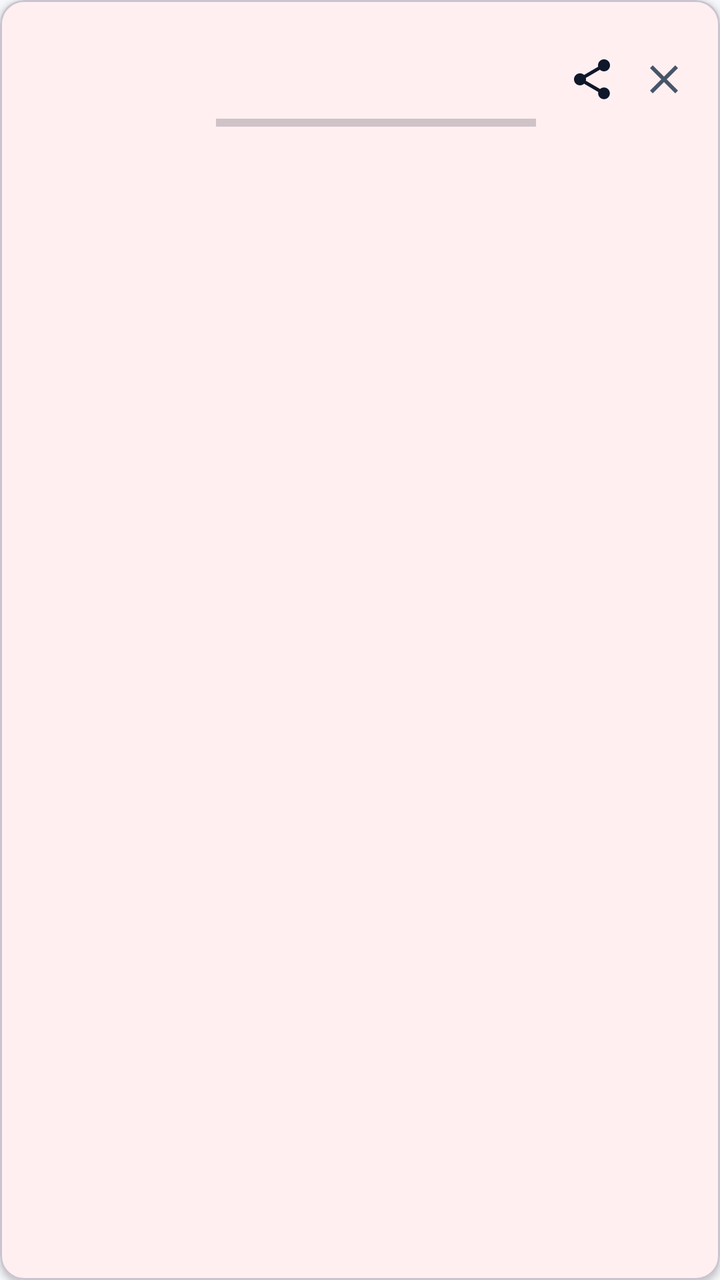
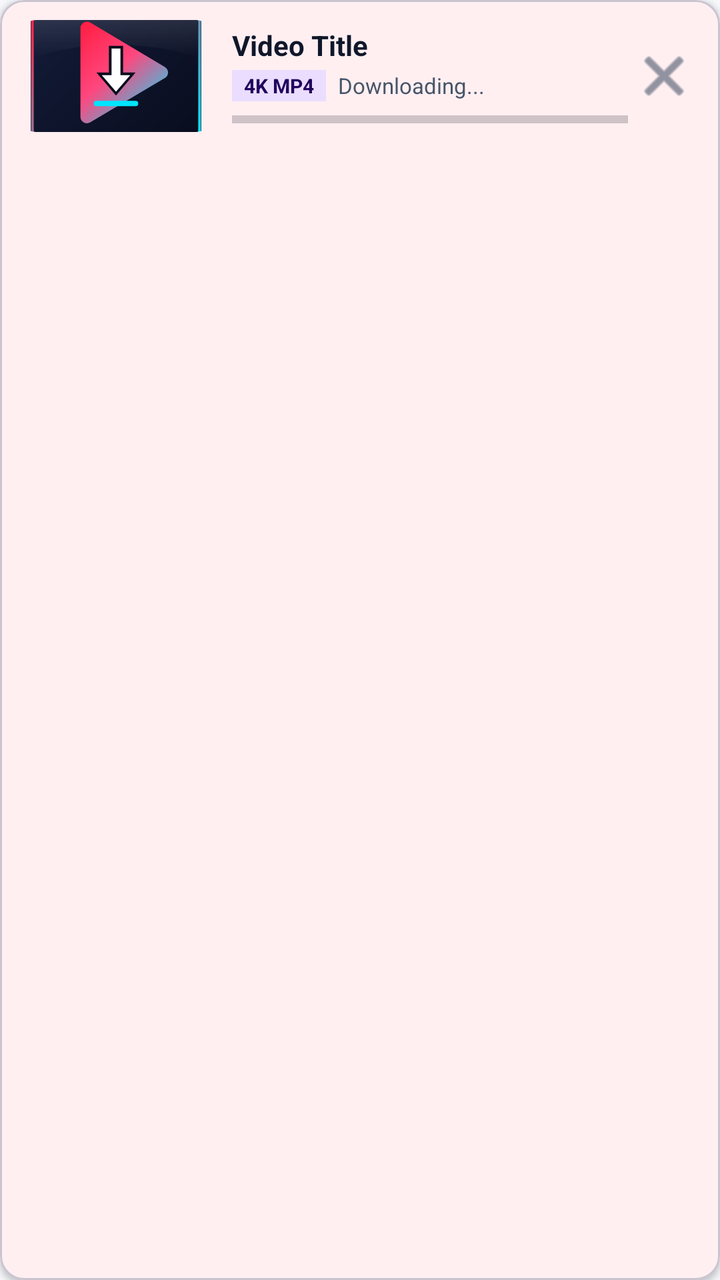

The first picture is an Android layout as it rendered before a commit; the second is the same layout after the commit. The layout source and the unified diff follow.
<!-- AndroidManifest.xml: application theme Theme.YufiPlay -->
<!-- res/layout/item_download.xml -->
<?xml version="1.0" encoding="utf-8"?>
<com.google.android.material.card.MaterialCardView xmlns:android="http://schemas.android.com/apk/res/android"
    xmlns:app="http://schemas.android.com/apk/res-auto"
    android:layout_width="match_parent"
    android:layout_height="wrap_content"
    android:layout_marginTop="8dp"
    app:cardCornerRadius="12dp"
    app:cardElevation="2dp">

    <LinearLayout
        android:layout_width="match_parent"
        android:layout_height="wrap_content"
        android:gravity="center_vertical"
        android:orientation="horizontal"
        android:padding="10dp">

        <ImageView
            android:id="@+id/ivDownloadThumb"
            android:layout_width="88dp"
            android:layout_height="56dp"
            android:contentDescription="@string/download"
            android:scaleType="centerCrop" />

        <LinearLayout
            android:layout_width="0dp"
            android:layout_height="wrap_content"
            android:layout_marginHorizontal="10dp"
            android:layout_weight="1"
            android:orientation="vertical">

            <TextView
                android:id="@+id/tvDownloadTitle"
                android:layout_width="match_parent"
                android:layout_height="wrap_content"
                android:ellipsize="end"
                android:maxLines="1"
                android:textSize="14sp"
                android:textStyle="bold" />

            <TextView
                android:id="@+id/tvDownloadMeta"
                android:layout_width="match_parent"
                android:layout_height="wrap_content"
                android:layout_marginTop="2dp"
                android:textColor="?attr/colorOnSurfaceVariant"
                android:textSize="12sp" />

            <ProgressBar
                android:id="@+id/progressDownload"
                style="?android:attr/progressBarStyleHorizontal"
                android:layout_width="match_parent"
                android:layout_height="wrap_content"
                android:layout_marginTop="6dp"
                android:max="100" />
        </LinearLayout>

        <ImageButton
            android:id="@+id/btnShareFile"
            android:layout_width="36dp"
            android:layout_height="36dp"
            android:background="?attr/selectableItemBackgroundBorderless"
            android:contentDescription="@string/share"
            android:src="@drawable/ic_share" />

        <ImageButton
            android:id="@+id/btnActionFile"
            android:layout_width="36dp"
            android:layout_height="36dp"
            android:background="?attr/selectableItemBackgroundBorderless"
            android:contentDescription="@string/cancel"
            android:src="@drawable/ic_clear" />
    </LinearLayout>

</com.google.android.material.card.MaterialCardView>
<!-- resources referenced by this layout -->
<resources>
  <!-- drawable ic_clear (drawable) -->
  <vector xmlns:android="http://schemas.android.com/apk/res/android"
      android:width="24dp" android:height="24dp" android:viewportWidth="24" android:viewportHeight="24">
      <path android:fillColor="?attr/colorOnSurfaceVariant"
          android:pathData="M19,6.41L17.59,5 12,10.59 6.41,5 5,6.41 10.59,12 5,17.59 6.41,19 12,13.41 17.59,19 19,17.59 13.41,12z" />
  </vector>
  <!-- drawable ic_share (drawable) -->
  <vector xmlns:android="http://schemas.android.com/apk/res/android"
      android:width="24dp" android:height="24dp" android:viewportWidth="24" android:viewportHeight="24">
      <path android:fillColor="?attr/colorOnSurface"
          android:pathData="M18,16.08c-0.76,0 -1.44,0.3 -1.96,0.77L8.91,12.7c0.05,-0.23 0.09,-0.46 0.09,-0.7s-0.04,-0.47 -0.09,-0.7l7.05,-4.11c0.54,0.5 1.25,0.81 2.04,0.81 1.66,0 3,-1.34 3,-3s-1.34,-3 -3,-3 -3,1.34 -3,3c0,0.24 0.04,0.47 0.09,0.7L8.04,9.81C7.5,9.31 6.79,9 6,9c-1.66,0 -3,1.34 -3,3s1.34,3 3,3c0.79,0 1.5,-0.31 2.04,-0.81l7.12,4.16c-0.05,0.21 -0.08,0.43 -0.08,0.65 0,1.61 1.31,2.92 2.92,2.92s2.92,-1.31 2.92,-2.92 -1.31,-2.92 -2.92,-2.92z" />
  </vector>
  <string name="cancel">Cancel</string>
  <string name="download">Download</string>
  <string name="share">Share</string>
  <style name="Theme.YufiPlay" parent="Theme.Material3.DayNight.NoActionBar">
          <item name="colorPrimary">@color/yufi_crimson</item>
          <item name="colorOnPrimary">#FFFFFF</item>
          <item name="colorSecondary">@color/yufi_cyan</item>
          <item name="colorOnSecondary">@color/yufi_navy</item>
          <item name="android:colorBackground">@color/yufi_light_bg</item>
          <item name="colorSurface">@color/yufi_light_surface</item>
          <item name="colorOnSurface">@color/yufi_text_primary_light</item>
          <item name="colorOnSurfaceVariant">@color/yufi_text_secondary_light</item>
          <item name="android:statusBarColor">@color/yufi_navy</item>
          <item name="android:navigationBarColor">@color/yufi_light_surface</item>
      </style>
  <color name="yufi_crimson">#FF1E42</color>
  <color name="yufi_cyan">#00E5FF</color>
  <color name="yufi_navy">#0B1021</color>
  <color name="yufi_light_bg">#F6F8FC</color>
  <color name="yufi_light_surface">#FFFFFF</color>
  <color name="yufi_text_primary_light">#0F172A</color>
  <color name="yufi_text_secondary_light">#475569</color>
</resources>

<!-- the commit's change to res/layout/item_download.xml (unified diff, before → after) -->
@@ -3,7 +3,8 @@
     xmlns:app="http://schemas.android.com/apk/res-auto"
     android:layout_width="match_parent"
     android:layout_height="wrap_content"
-    android:layout_marginTop="8dp"
+    android:layout_marginHorizontal="12dp"
+    android:layout_marginVertical="5dp"
     app:cardCornerRadius="12dp"
     app:cardElevation="2dp">
 
@@ -14,61 +15,103 @@
         android:orientation="horizontal"
         android:padding="10dp">
 
-        <ImageView
-            android:id="@+id/ivDownloadThumb"
-            android:layout_width="88dp"
+        <com.google.android.material.imageview.ShapeableImageView
+            android:id="@+id/ivThumb"
+            android:layout_width="96dp"
             android:layout_height="56dp"
-            android:contentDescription="@string/download"
-            android:scaleType="centerCrop" />
+            android:scaleType="centerCrop"
+            android:src="@drawable/ic_yufiplay_logo"
+            app:shapeAppearanceOverlay="@style/ShapeAppearance.Material3.Corner.Small" />
 
         <LinearLayout
             android:layout_width="0dp"
             android:layout_height="wrap_content"
-            android:layout_marginHorizontal="10dp"
+            android:layout_marginStart="10dp"
             android:layout_weight="1"
             android:orientation="vertical">
 
             <TextView
-                android:id="@+id/tvDownloadTitle"
+                android:id="@+id/tvTitle"
                 android:layout_width="match_parent"
                 android:layout_height="wrap_content"
                 android:ellipsize="end"
                 android:maxLines="1"
+                android:text="Video Title"
+                android:textColor="?attr/colorOnSurface"
                 android:textSize="14sp"
                 android:textStyle="bold" />
 
-            <TextView
-                android:id="@+id/tvDownloadMeta"
+            <LinearLayout
                 android:layout_width="match_parent"
                 android:layout_height="wrap_content"
-                android:layout_marginTop="2dp"
-                android:textColor="?attr/colorOnSurfaceVariant"
-                android:textSize="12sp" />
+                android:layout_marginTop="3dp"
+                android:gravity="center_vertical"
+                android:orientation="horizontal">
+
+                <TextView
+                    android:id="@+id/tvFormat"
+                    android:layout_width="wrap_content"
+                    android:layout_height="wrap_content"
+                    android:background="?attr/colorPrimaryContainer"
+                    android:paddingHorizontal="6dp"
+                    android:paddingVertical="1dp"
+                    android:text="4K MP4"
+                    android:textColor="?attr/colorOnPrimaryContainer"
+                    android:textSize="10sp"
+                    android:textStyle="bold" />
+
+                <TextView
+                    android:id="@+id/tvStatus"
+                    android:layout_width="0dp"
+                    android:layout_height="wrap_content"
+                    android:layout_marginStart="6dp"
+                    android:layout_weight="1"
+                    android:ellipsize="end"
+                    android:maxLines="1"
+                    android:text="Downloading..."
+                    android:textColor="?attr/colorOnSurfaceVariant"
+                    android:textSize="11sp" />
+            </LinearLayout>
 
             <ProgressBar
-                android:id="@+id/progressDownload"
+                android:id="@+id/progressBar"
                 style="?android:attr/progressBarStyleHorizontal"
                 android:layout_width="match_parent"
-                android:layout_height="wrap_content"
+                android:layout_height="6dp"
                 android:layout_marginTop="6dp"
-                android:max="100" />
+                android:max="100"
+                android:progress="0" />
         </LinearLayout>
 
         <ImageButton
-            android:id="@+id/btnShareFile"
+            android:id="@+id/btnPlay"
+            android:layout_width="36dp"
+            android:layout_height="36dp"
+            android:layout_marginStart="4dp"
+            android:background="?attr/selectableItemBackgroundBorderless"
+            android:contentDescription="Play"
+            android:src="@android:drawable/ic_media_play"
+            android:visibility="gone"
+            app:tint="?attr/colorPrimary" />
+
+        <ImageButton
+            android:id="@+id/btnShare"
             android:layout_width="36dp"
             android:layout_height="36dp"
             android:background="?attr/selectableItemBackgroundBorderless"
-            android:contentDescription="@string/share"
-            android:src="@drawable/ic_share" />
+            android:contentDescription="Share"
+            android:src="@android:drawable/ic_menu_share"
+            android:visibility="gone"
+            app:tint="?attr/colorOnSurfaceVariant" />
 
         <ImageButton
-            android:id="@+id/btnActionFile"
+            android:id="@+id/btnCancel"
             android:layout_width="36dp"
             android:layout_height="36dp"
             android:background="?attr/selectableItemBackgroundBorderless"
-            android:contentDescription="@string/cancel"
-            android:src="@drawable/ic_clear" />
+            android:contentDescription="Cancel or Delete"
+            android:src="@android:drawable/ic_menu_close_clear_cancel"
+            app:tint="?attr/colorOnSurfaceVariant" />
     </LinearLayout>
 
 </com.google.android.material.card.MaterialCardView>
<!-- resource entries referenced after the edit -->
@@ -1,20 +1,6 @@
 <!-- resources referenced by this layout -->
 <resources>
-  <!-- drawable ic_clear (drawable) -->
-  <vector xmlns:android="http://schemas.android.com/apk/res/android"
-      android:width="24dp" android:height="24dp" android:viewportWidth="24" android:viewportHeight="24">
-      <path android:fillColor="?attr/colorOnSurfaceVariant"
-          android:pathData="M19,6.41L17.59,5 12,10.59 6.41,5 5,6.41 10.59,12 5,17.59 6.41,19 12,13.41 17.59,19 19,17.59 13.41,12z" />
-  </vector>
-  <!-- drawable ic_share (drawable) -->
-  <vector xmlns:android="http://schemas.android.com/apk/res/android"
-      android:width="24dp" android:height="24dp" android:viewportWidth="24" android:viewportHeight="24">
-      <path android:fillColor="?attr/colorOnSurface"
-          android:pathData="M18,16.08c-0.76,0 -1.44,0.3 -1.96,0.77L8.91,12.7c0.05,-0.23 0.09,-0.46 0.09,-0.7s-0.04,-0.47 -0.09,-0.7l7.05,-4.11c0.54,0.5 1.25,0.81 2.04,0.81 1.66,0 3,-1.34 3,-3s-1.34,-3 -3,-3 -3,1.34 -3,3c0,0.24 0.04,0.47 0.09,0.7L8.04,9.81C7.5,9.31 6.79,9 6,9c-1.66,0 -3,1.34 -3,3s1.34,3 3,3c0.79,0 1.5,-0.31 2.04,-0.81l7.12,4.16c-0.05,0.21 -0.08,0.43 -0.08,0.65 0,1.61 1.31,2.92 2.92,2.92s2.92,-1.31 2.92,-2.92 -1.31,-2.92 -2.92,-2.92z" />
-  </vector>
-  <string name="cancel">Cancel</string>
-  <string name="download">Download</string>
-  <string name="share">Share</string>
+  <!-- drawable ic_yufiplay_logo: vector/xml drawable (drawable, 3195 chars, omitted) -->
   <style name="Theme.YufiPlay" parent="Theme.Material3.DayNight.NoActionBar">
           <item name="colorPrimary">@color/yufi_crimson</item>
           <item name="colorOnPrimary">#FFFFFF</item>
